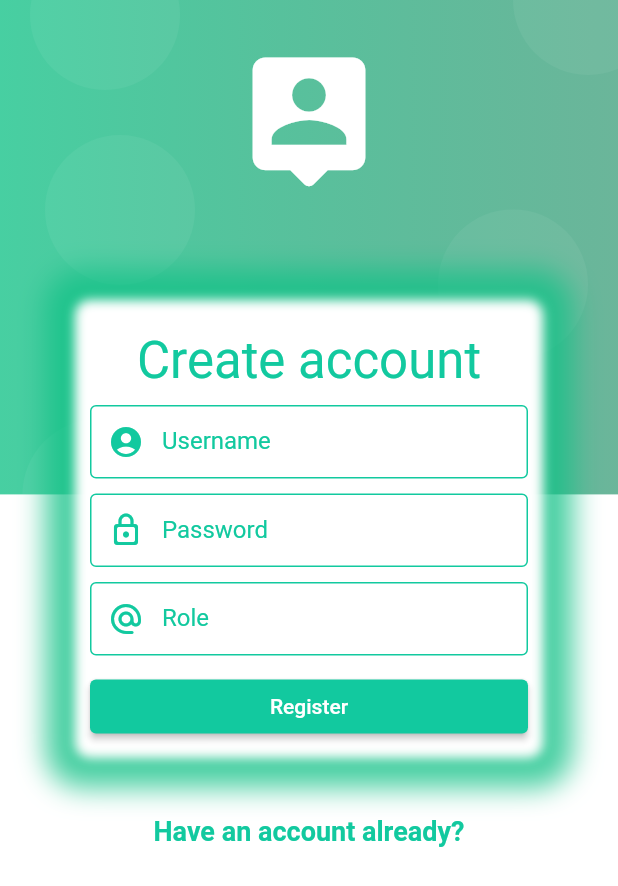
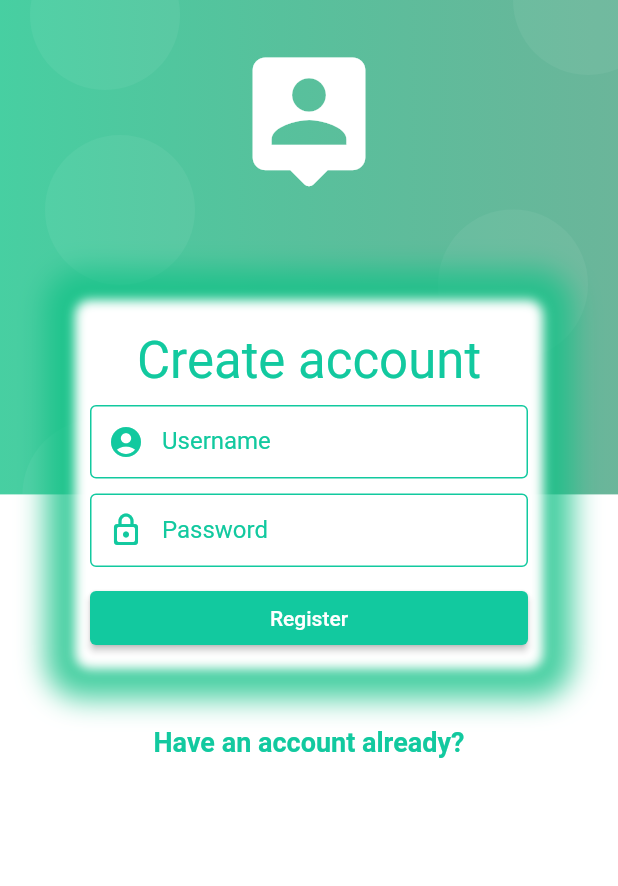
Before and after one commit to AngelPereiraR/spring_apirest, a Flutter app: the RegisterScreen screen opened by its route, on a phone screen of 412 x 824 dp. Shown: the top 886 px of the screen. Run offline on Flutter 3.47's test engine with Material 2 defaults, Android fonts, the light colour scheme and no system bars; our stand-ins replace cool_alert, flutter_secure_storage, flutter_spinkit; accounts and stored records are empty.

Commit message:
Login y Register modelos

```diff
--- /dev/null
+++ b/lib/models/login.dart
@@ -0,0 +1,34 @@
+// To parse this JSON data, do
+//
+//     final login = loginFromMap(jsonString);
+
+import 'dart:convert';
+
+class Login {
+  Login({
+    required this.id,
+    required this.username,
+    required this.password,
+    required this.role,
+    required this.enabled,
+    required this.token,
+  });
+
+  int id;
+  String username;
+  String password;
+  String role;
+  bool enabled;
+  String token;
+
+  factory Login.fromJson(String str) => Login.fromMap(json.decode(str));
+
+  factory Login.fromMap(Map<String, dynamic> json) => Login(
+        id: json["id"],
+        username: json["username"],
+        password: json["password"],
+        role: json["role"],
+        enabled: json["enabled"],
+        token: json["token"],
+      );
+}
--- /dev/null
+++ b/lib/models/register.dart
@@ -0,0 +1,34 @@
+// To parse this JSON data, do
+//
+//     final register = registerFromMap(jsonString);
+
+import 'dart:convert';
+
+class Register {
+  Register({
+    required this.id,
+    required this.username,
+    required this.password,
+    required this.role,
+    required this.enabled,
+    this.token,
+  });
+
+  int id;
+  String username;
+  String password;
+  String role;
+  bool enabled;
+  dynamic token;
+
+  factory Register.fromJson(String str) => Register.fromMap(json.decode(str));
+
+  factory Register.fromMap(Map<String, dynamic> json) => Register(
+        id: json["id"],
+        username: json["username"],
+        password: json["password"],
+        role: json["role"],
+        enabled: json["enabled"],
+        token: json["token"],
+      );
+}
--- a/lib/providers/register_form_provider.dart
+++ b/lib/providers/register_form_provider.dart
@@ -7,7 +7,6 @@ class RegisterFormProvider extends ChangeNotifier {
 
   String username = '';
   String password = '';
-  String role = '';
 
   bool isValidForm() {
     return formKey.currentState?.validate() ?? false;
--- a/lib/screens/register_screen.dart
+++ b/lib/screens/register_screen.dart
@@ -152,37 +152,6 @@ class _RegisterForm extends StatelessWidget {
               },
             ),
             const SizedBox(height: 10),
-            TextFormField(
-              autocorrect: false,
-              keyboardType: TextInputType.emailAddress,
-              decoration: const InputDecoration(
-                hintText: 'Your role',
-                labelText: 'Role',
-                hintStyle: TextStyle(color: Color.fromARGB(255, 18, 201, 159)),
-                labelStyle: TextStyle(color: Color.fromARGB(255, 18, 201, 159)),
-                contentPadding:
-                    EdgeInsets.symmetric(vertical: 15.0, horizontal: 10.0),
-                prefixIcon: Icon(Icons.alternate_email_rounded,
-                    color: Color.fromARGB(255, 18, 201, 159)),
-                enabledBorder: OutlineInputBorder(
-                    borderSide:
-                        BorderSide(color: Color.fromARGB(255, 18, 201, 159))),
-                border: OutlineInputBorder(
-                    borderSide:
-                        BorderSide(color: Color.fromARGB(255, 18, 201, 159))),
-                focusedBorder: OutlineInputBorder(
-                  borderSide:
-                      BorderSide(color: Color.fromARGB(255, 18, 201, 159)),
-                ),
-              ),
-              onChanged: (value) => registerForm.role = value,
-              validator: (value) {
-                return (value == "ROLE_USER")
-                    ? null
-                    : 'Please, enter a valid role';
-              },
-            ),
-            const SizedBox(height: 10),
             SizedBox(
               width: 300,
               child: ElevatedButton(
@@ -201,7 +170,7 @@ class _RegisterForm extends StatelessWidget {
                         await registerService.postRegister(
                             registerForm.username,
                             registerForm.password,
-                            registerForm.role);
+                            "ROLE_USER");
 
                     if (errorMessage == "") {
                       RegisterServices().logout();
--- a/lib/services/register_services.dart
+++ b/lib/services/register_services.dart
@@ -1,5 +1,4 @@
 import 'dart:convert';
-import 'dart:io';
 
 import 'package:flutter/material.dart';
 import 'package:flutter_secure_storage/flutter_secure_storage.dart';
@@ -35,7 +34,7 @@ class RegisterServices extends ChangeNotifier {
     } else {
       String? error = '';
 
-      error = 'Error to register. The password is already taken';
+      error = 'Error to register. The username is already taken';
 
       resp = error;
     }
```
